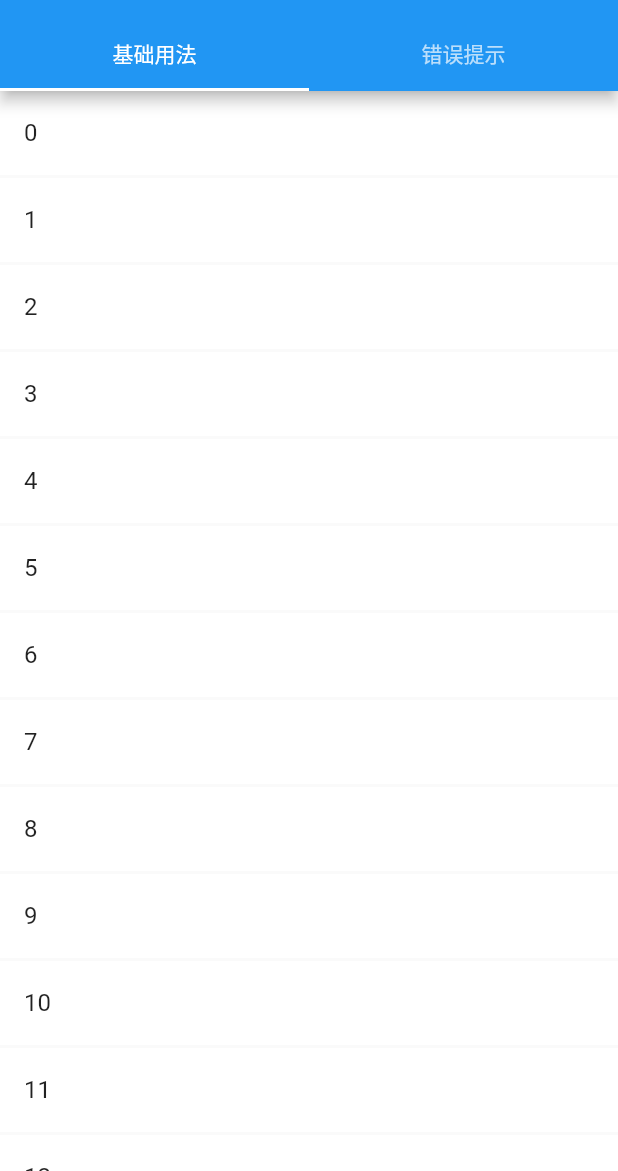
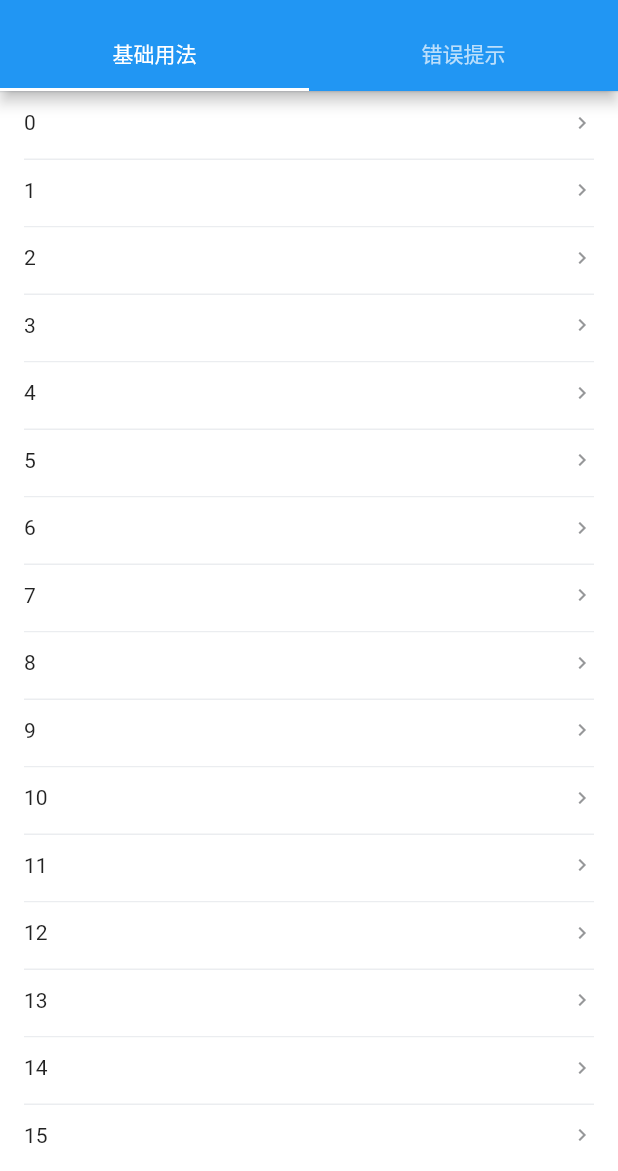
Before and after one commit to benjaken/flutter_vant_kit, a Flutter app: the DemoList screen opened directly, on a phone screen of 412 x 824 dp, the part 65-1236 px from its top. Run offline on Flutter 3.47's test engine with Material 2 defaults, Android fonts, the phone set to English and light mode, and no system bars; our stand-ins replace fluttertoast; missing offline and left inert: multi_image_picker.

Commit message:
chore(list): 重构list组件 (#7)

```diff
--- a/example/lib/routes/demoList.dart
+++ b/example/lib/routes/demoList.dart
@@ -1,3 +1,5 @@
+import 'dart:async';
+
 import 'package:flutter/material.dart';
 import 'package:flutter_vant_kit/main.dart';
 
@@ -8,30 +10,22 @@ class DemoList extends StatefulWidget {
 
 class _DemoList extends State<DemoList> with SingleTickerProviderStateMixin {
   TabController _tabController;
-  List<int> _dataList = [];
-
-  Future<bool> _getDataList(int page) async {
-    setState(() {
-      _dataList.addAll(List.generate(20, (i) => i));
-    });
-    return _dataList.length < 40;
-    // return records.length > 0;
-  }
+  List<int> _dataList1 = [];
+  List<int> _dataList2 = [];
+  bool _finished1 = false;
+  bool _finished2 = false;
+  bool _error = false;
 
   @override
   void initState() {
     super.initState();
-    _getDataList(1);
     _tabController = new TabController(vsync: this, length: 2);
   }
 
   Widget _buildItem(int i) {
-    return Container(
-      color: Colors.white,
-      margin: EdgeInsets.only(bottom: 2.0),
-      child: ListTile(
-        title: Text("${_dataList[i]}" ?? ''),
-      ),
+    return Cell(
+      isLink: true,
+      title: "$i",
     );
   }
 
@@ -52,12 +46,42 @@ class _DemoList extends State<DemoList> with SingleTickerProviderStateMixin {
         controller: _tabController,
         children: <Widget>[
           NList(
-              itemCount: _dataList.length,
-              onLoadMore: _getDataList,
-              itemBuilder: (context, i) {
-                return _buildItem(i);
-              }),
-          Center(child: Text('船')),
+            finished: _finished1,
+            finishedText: "没有更多了",
+            child: List.generate(_dataList1.length, (i) => _buildItem(_dataList1[i])),
+            onLoad: () {
+              return Future.delayed(const Duration(milliseconds: 300), () {
+                setState(() {
+                  _dataList1
+                      .addAll(List.generate(10, (i) => i + _dataList1.length));
+                  _finished1 = _dataList1.length >= 40;
+                });
+              });
+            },
+          ),
+          NList(
+            finished: _finished2,
+            finishedText: "没有更多了",
+            error: _error,
+            errorText: "请求失败，点击重新加载",
+            child: List.generate(_dataList2.length, (i) => _buildItem(_dataList2[i])),
+            onLoad: () {
+              if (_dataList2.length != 0) {
+                setState(() {
+                  _error = _dataList2.length == 10 && !_error;
+                });
+              }
+              if (!_error) {
+                return Future.delayed(const Duration(milliseconds: 300), () {
+                  setState(() {
+                    _dataList2.addAll(
+                        List.generate(10, (i) => i + _dataList2.length));
+                    _finished2 = _dataList2.length >= 30;
+                  });
+                });
+              }
+            },
+          ),
         ],
       ),
     );
--- a/lib/theme/style.dart
+++ b/lib/theme/style.dart
@@ -413,6 +413,12 @@ class Style {
   static const imageWallUploadSize = 18.0;
   static const imageWallUploadColor = gray6;
 
+  // List
+  static const listIconMarginRight = EdgeInsets.only(right: 5.0);
+  static const listTextColor = gray6;
+  static const listTextFontSize = fontSizeMd;
+  static const listTextHeight = 50.0;
+
   // Loading
   static const loadingTextColor = gray6;
   static const loadingTextFontSize = fontSizeMd;
--- a/lib/widgets/list.dart
+++ b/lib/widgets/list.dart
@@ -1,106 +1,144 @@
 import 'dart:async';
+
 import 'package:flutter/material.dart';
-import './divider.dart';
+import 'package:flutter_vant_kit/main.dart';
+import 'package:flutter_vant_kit/theme/style.dart';
 
 class NList extends StatefulWidget {
-  final int itemCount;
-  final double itemExtent;
-  final IndexedWidgetBuilder itemBuilder;
+  bool finished;
+  bool error;
+  final int offset;
+  final String loadingText;
+  final String finishedText;
+  final String errorText;
+  final List<Widget> child;
+  final Function() onLoad;
 
-  final Function(int val) onLoadMore;
-  final Function() onRefresh;
-
-  const NList(
+  NList(
       {Key key,
-      @required this.itemCount,
-      @required this.onLoadMore,
-      @required this.itemBuilder,
-      this.onRefresh,
-      this.itemExtent})
-      : super(key: key);
+      this.child,
+      this.finished: false,
+      this.error: false,
+      this.offset: 30,
+      this.loadingText: "加载中...",
+      this.finishedText,
+      this.errorText,
+      @required this.onLoad})
+      : assert(onLoad != null, "onLoad must not be null"),
+        super(key: key);
 
   @override
   _NList createState() => _NList();
 }
 
 class _NList extends State<NList> {
-  ScrollController _scrollController;
-
-  bool _loadingMore = false;
-  int _currentPage = 1;
-  bool _hasMore = true;
-
-  void _scrollListener() async {
-    double remainSpace = _scrollController.position.extentAfter;
-    if (remainSpace < 10.0) {
-      if (!_loadingMore) {
-        if (_hasMore) {
-          setState(() {
-            _loadingMore = true;
-            _currentPage += 1;
-          });
-          bool hasMore = await widget.onLoadMore(_currentPage);
-          setState(() {
-            _loadingMore = false;
-            _hasMore = hasMore;
-          });
-        } else {
-          setState(() {
-            _hasMore = false;
-          });
-        }
-      }
-    }
-  }
-
-  Future<Null> _onRefresh() async {
-    setState(() {
-      _currentPage = 1;
-      _hasMore = true;
-    });
-    widget.onRefresh();
-    return null;
-  }
+  ScrollController _controller = ScrollController();
+  bool _loading = false;
+  Timer timer;
 
   @override
   void initState() {
     super.initState();
-    _scrollController = ScrollController()..addListener(_scrollListener);
+    loadData();
+    _controller..addListener(_scrollListener);
+  }
+
+  void _scrollListener() {
+    double offset = _controller.offset;
+    double maxScroll = _controller.position.maxScrollExtent;
+    if (offset + widget.offset > maxScroll && (timer == null || !timer.isActive)) {
+      timer = Timer(Duration(milliseconds: 100), () => loadData());
+    }
+    if (widget.finished) _controller.removeListener(_scrollListener);
+  }
+
+  void loadData() async {
+    if (!widget.finished && !_loading) {
+      setState(() {
+        _loading = true;
+      });
+      await widget.onLoad();
+      setState(() {
+        _loading = false;
+      });
+      checkFullList();
+    }
+  }
+
+  void checkFullList() {
+    Future.delayed(Duration(milliseconds: 200), () {
+      if (_controller.position.maxScrollExtent == 0 && !widget.error)
+        loadData();
+    });
   }
 
   @override
   void dispose() {
-    _scrollController.removeListener(_scrollListener);
-    _scrollController.dispose();
     super.dispose();
+    timer?.cancel();
+    _controller.removeListener(_scrollListener);
+  }
+
+  Widget buildLoading() {
+    return _loading
+        ? Container(
+            height: Style.listTextHeight,
+            alignment: AlignmentDirectional.center,
+            child: Loading(
+              text: widget.loadingText,
+              size: Style.listTextFontSize,
+            ),
+          )
+        : Container();
+  }
+
+  Widget buildFinished() {
+    return widget.finished && widget.finishedText != null
+        ? Container(
+            height: Style.listTextHeight,
+            alignment: AlignmentDirectional.center,
+            child: Text(
+              "${widget.finishedText}",
+              style: TextStyle(
+                color: Style.listTextColor,
+                fontSize: Style.listTextFontSize,
+              ),
+            ),
+          )
+        : Container();
+  }
+
+  Widget buildError() {
+    return widget.error && widget.errorText != null
+        ? GestureDetector(
+            onTap: () {
+              loadData();
+            },
+            child: Container(
+              height: Style.listTextHeight,
+              alignment: AlignmentDirectional.center,
+              child: Text(
+                "${widget.errorText}",
+                style: TextStyle(
+                  color: Style.listTextColor,
+                  fontSize: Style.listTextFontSize,
+                ),
+              ),
+            ))
+        : Container();
   }
 
   @override
   Widget build(BuildContext context) {
-    Widget body = Column(
-      children: <Widget>[
-        Expanded(
-          child: ListView.builder(
-              itemExtent: widget.itemExtent,
-              controller: _scrollController,
-              itemCount: widget.itemCount,
-              itemBuilder: widget.itemBuilder),
+    return SafeArea(
+      child: ListView(controller: _controller, children: <Widget>[
+        CellGroup(
+          children: widget.child,
         ),
-        _loadingMore
-            ? Center(
-                child: CircularProgressIndicator(),
-              )
-            : Container(),
-        _hasMore ? Container() : NDivider(content: "没有更多了")
-      ],
+        buildLoading(),
+        buildFinished(),
+        buildError()
+      ]),
     );
-    if (widget.onRefresh == null) {
-      return body;
-    } else {
-      return RefreshIndicator(
-        onRefresh: _onRefresh,
-        child: body,
-      );
-    }
   }
 }
--- a/pubspec.yaml
+++ b/pubspec.yaml
@@ -1,7 +1,7 @@
 name: flutter_vant_kit
 description: A vant-style flutter UI library.You can use this library to quickly build your application.
 
-version: 0.2.2
+version: 0.2.3
 homepage: https://github.com/benjaken/flutter_vant_kit
 
 environment:
```
Also changed, not shown: 4 other files.
